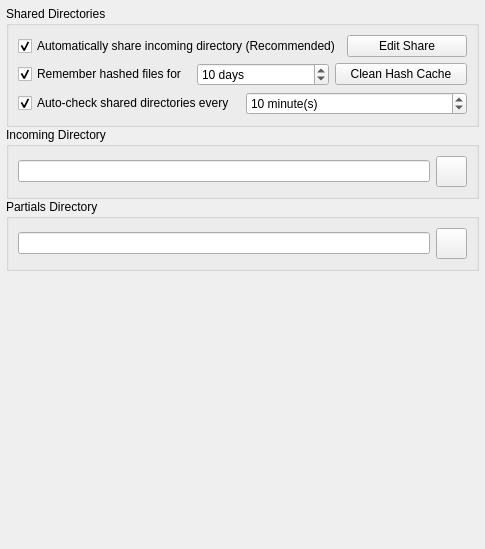
Above: retroshare-gui/src/gui/settings/DirectoriesPage.ui from RetroShare/RetroShare before the change. Below: the same form after it.
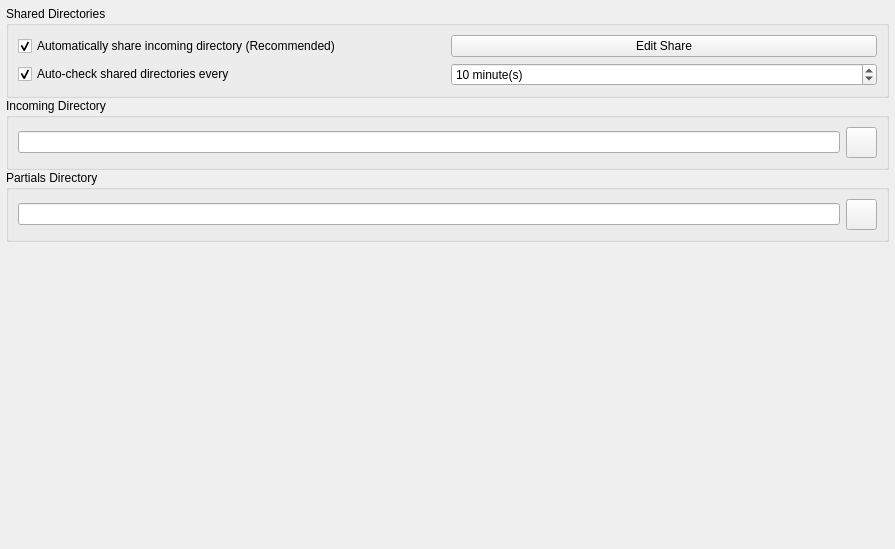
That is the form after the change. Icons and pictures are not drawn.

Commit message: fixed up GUI parameters in Directories. Removed HashCache duration handles since this is now automatic

```diff
--- a/retroshare-gui/src/gui/settings/DirectoriesPage.ui
+++ b/retroshare-gui/src/gui/settings/DirectoriesPage.ui
@@ -6,7 +6,7 @@
    <rect>
     <x>0</x>
     <y>0</y>
-    <width>485</width>
+    <width>895</width>
     <height>549</height>
    </rect>
   </property>
@@ -144,50 +144,7 @@
        </layout>
       </item>
       <item>
-       <layout class="QHBoxLayout" name="horizontalLayout">
-        <item>
-         <widget class="QCheckBox" name="rememberHashesCB">
-          <property name="toolTip">
-           <string>Remember file hashes even if not shared. 
-This might be useful if you're sharing an 
-external HD, to avoid re-hashing files when 
-you plug it in.</string>
-          </property>
-          <property name="text">
-           <string>Remember hashed files for </string>
-          </property>
-          <property name="checked">
-           <bool>true</bool>
-          </property>
-         </widget>
-        </item>
-        <item>
-         <widget class="QSpinBox" name="rememberHashesSB">
-          <property name="suffix">
-           <string> days</string>
-          </property>
-          <property name="minimum">
-           <number>1</number>
-          </property>
-          <property name="maximum">
-           <number>365</number>
-          </property>
-          <property name="value">
-           <number>10</number>
-          </property>
-         </widget>
-        </item>
-        <item>
-         <widget class="QPushButton" name="cleanHashCachePB">
-          <property name="toolTip">
-           <string>Forget any hashed file that is not anymore shared.</string>
-          </property>
-          <property name="text">
-           <string>Clean Hash Cache</string>
-          </property>
-         </widget>
-        </item>
-       </layout>
+       <layout class="QHBoxLayout" name="horizontalLayout"/>
       </item>
       <item>
        <layout class="QHBoxLayout" name="horizontalLayout_3">
```
Left out of the diff: 3 changed lines with no effect on the pictures. The commit also changes 15 other files.
